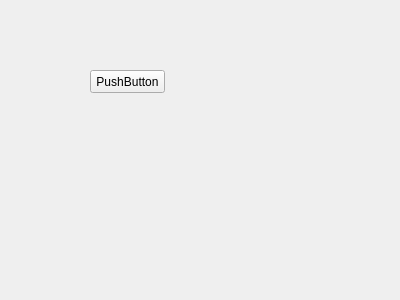
Before: the Qt Designer form main.ui in ansarul543/hackingscript, drawn with Qt 5.
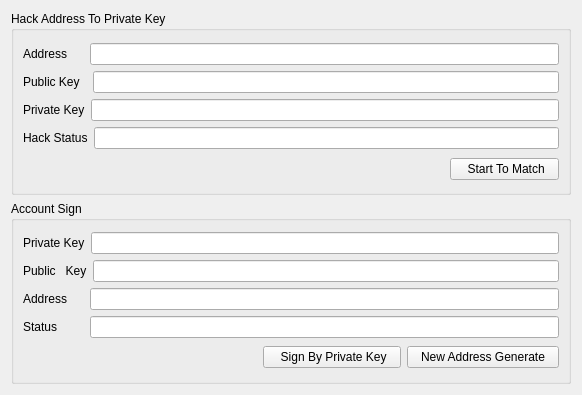
After: the same form once the commit is applied.

Patch:
```diff
--- a/main.ui
+++ b/main.ui
@@ -6,26 +6,200 @@
    <rect>
     <x>0</x>
     <y>0</y>
-    <width>400</width>
-    <height>300</height>
+    <width>582</width>
+    <height>395</height>
    </rect>
   </property>
   <property name="windowTitle">
    <string>Form</string>
   </property>
-  <widget class="QPushButton" name="pushButton">
-   <property name="geometry">
-    <rect>
-     <x>90</x>
-     <y>70</y>
-     <width>75</width>
-     <height>23</height>
-    </rect>
-   </property>
-   <property name="text">
-    <string>PushButton</string>
-   </property>
-  </widget>
+  <layout class="QGridLayout" name="gridLayout_13">
+   <item row="0" column="0">
+    <widget class="QGroupBox" name="groupBox">
+     <property name="title">
+      <string>Hack Address To Private Key</string>
+     </property>
+     <layout class="QGridLayout" name="gridLayout_6">
+      <item row="0" column="0" colspan="2">
+       <layout class="QGridLayout" name="gridLayout_5">
+        <item row="1" column="0">
+         <layout class="QGridLayout" name="gridLayout_2">
+          <item row="0" column="0">
+           <widget class="QLabel" name="label_2">
+            <property name="text">
+             <string>Public Key  </string>
+            </property>
+           </widget>
+          </item>
+          <item row="0" column="1">
+           <widget class="QLineEdit" name="lineEdit_2"/>
+          </item>
+         </layout>
+        </item>
+        <item row="3" column="0">
+         <layout class="QGridLayout" name="gridLayout_4">
+          <item row="0" column="0">
+           <widget class="QLabel" name="label_4">
+            <property name="text">
+             <string>Hack Status</string>
+            </property>
+           </widget>
+          </item>
+          <item row="0" column="1">
+           <widget class="QLineEdit" name="lineEdit_4"/>
+          </item>
+         </layout>
+        </item>
+        <item row="2" column="0">
+         <layout class="QGridLayout" name="gridLayout_3">
+          <item row="0" column="0">
+           <widget class="QLabel" name="label_3">
+            <property name="text">
+             <string>Private Key</string>
+            </property>
+           </widget>
+          </item>
+          <item row="0" column="1">
+           <widget class="QLineEdit" name="lineEdit_3"/>
+          </item>
+         </layout>
+        </item>
+        <item row="0" column="0">
+         <layout class="QGridLayout" name="gridLayout">
+          <item row="0" column="0">
+           <widget class="QLabel" name="label">
+            <property name="text">
+             <string>Address     </string>
+            </property>
+           </widget>
+          </item>
+          <item row="0" column="1">
+           <widget class="QLineEdit" name="lineEdit"/>
+          </item>
+         </layout>
+        </item>
+       </layout>
+      </item>
+      <item row="1" column="0">
+       <spacer name="horizontalSpacer">
+        <property name="orientation">
+         <enum>Qt::Horizontal</enum>
+        </property>
+        <property name="sizeHint" stdset="0">
+         <size>
+          <width>435</width>
+          <height>20</height>
+         </size>
+        </property>
+       </spacer>
+      </item>
+      <item row="1" column="1">
+       <widget class="QPushButton" name="pushButton">
+        <property name="text">
+         <string>    Start To Match   </string>
+        </property>
+       </widget>
+      </item>
+     </layout>
+    </widget>
+   </item>
+   <item row="1" column="0">
+    <widget class="QGroupBox" name="groupBox_2">
+     <property name="title">
+      <string>Account Sign</string>
+     </property>
+     <layout class="QGridLayout" name="gridLayout_7">
+      <item row="0" column="0" colspan="3">
+       <layout class="QGridLayout" name="gridLayout_8">
+        <item row="4" column="0">
+         <layout class="QGridLayout" name="gridLayout_10">
+          <item row="0" column="0">
+           <widget class="QLabel" name="label_6">
+            <property name="text">
+             <string>Status        </string>
+            </property>
+           </widget>
+          </item>
+          <item row="0" column="1">
+           <widget class="QLineEdit" name="lineEdit_6"/>
+          </item>
+         </layout>
+        </item>
+        <item row="3" column="0">
+         <layout class="QGridLayout" name="gridLayout_12">
+          <item row="0" column="0">
+           <widget class="QLabel" name="label_8">
+            <property name="text">
+             <string>Address     </string>
+            </property>
+           </widget>
+          </item>
+          <item row="0" column="1">
+           <widget class="QLineEdit" name="lineEdit_8"/>
+          </item>
+         </layout>
+        </item>
+        <item row="1" column="0">
+         <layout class="QGridLayout" name="gridLayout_9">
+          <item row="0" column="1">
+           <widget class="QLineEdit" name="lineEdit_5"/>
+          </item>
+          <item row="0" column="0">
+           <widget class="QLabel" name="label_5">
+            <property name="text">
+             <string>Private Key</string>
+            </property>
+           </widget>
+          </item>
+         </layout>
+        </item>
+        <item row="2" column="0">
+         <layout class="QGridLayout" name="gridLayout_11">
+          <item row="0" column="0">
+           <widget class="QLabel" name="label_7">
+            <property name="text">
+             <string>Public   Key</string>
+            </property>
+           </widget>
+          </item>
+          <item row="0" column="1">
+           <widget class="QLineEdit" name="lineEdit_7"/>
+          </item>
+         </layout>
+        </item>
+       </layout>
+      </item>
+      <item row="1" column="0">
+       <spacer name="horizontalSpacer_2">
+        <property name="orientation">
+         <enum>Qt::Horizontal</enum>
+        </property>
+        <property name="sizeHint" stdset="0">
+         <size>
+          <width>270</width>
+          <height>20</height>
+         </size>
+        </property>
+       </spacer>
+      </item>
+      <item row="1" column="1">
+       <widget class="QPushButton" name="pushButton_3">
+        <property name="text">
+         <string>    Sign By Private Key   </string>
+        </property>
+       </widget>
+      </item>
+      <item row="1" column="2">
+       <widget class="QPushButton" name="pushButton_2">
+        <property name="text">
+         <string>   New Address Generate   </string>
+        </property>
+       </widget>
+      </item>
+     </layout>
+    </widget>
+   </item>
+  </layout>
  </widget>
  <resources/>
  <connections/>
```
